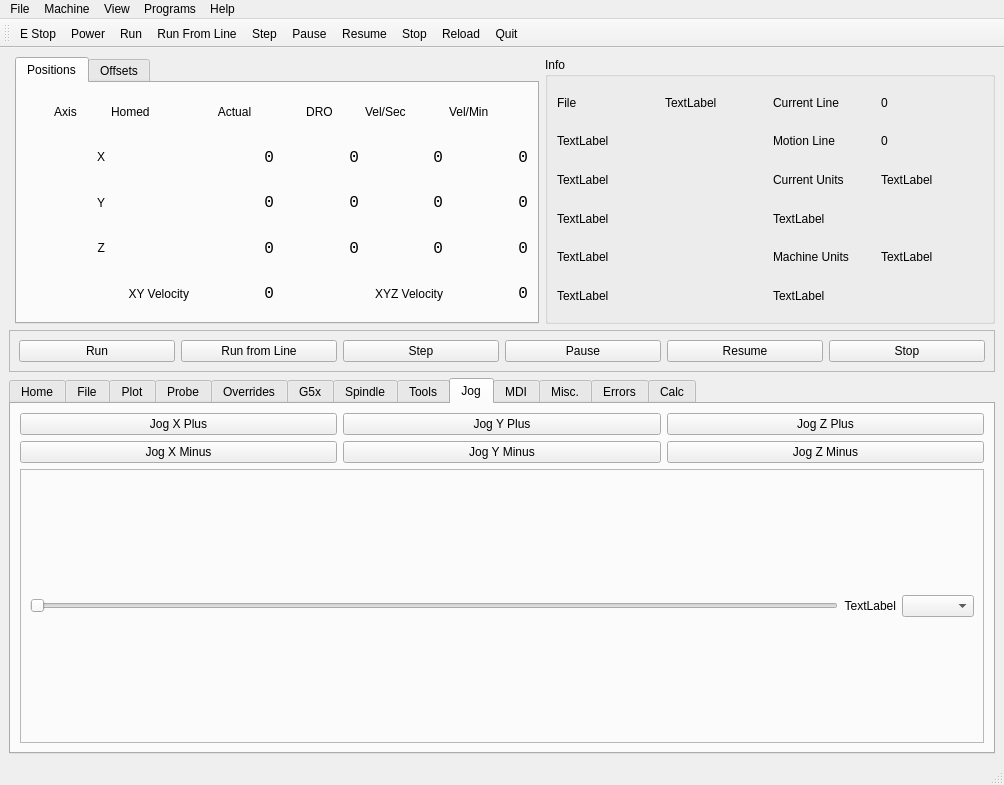
jethornton/flexgui, file examples/xyz/xyz.ui: the form before one commit.
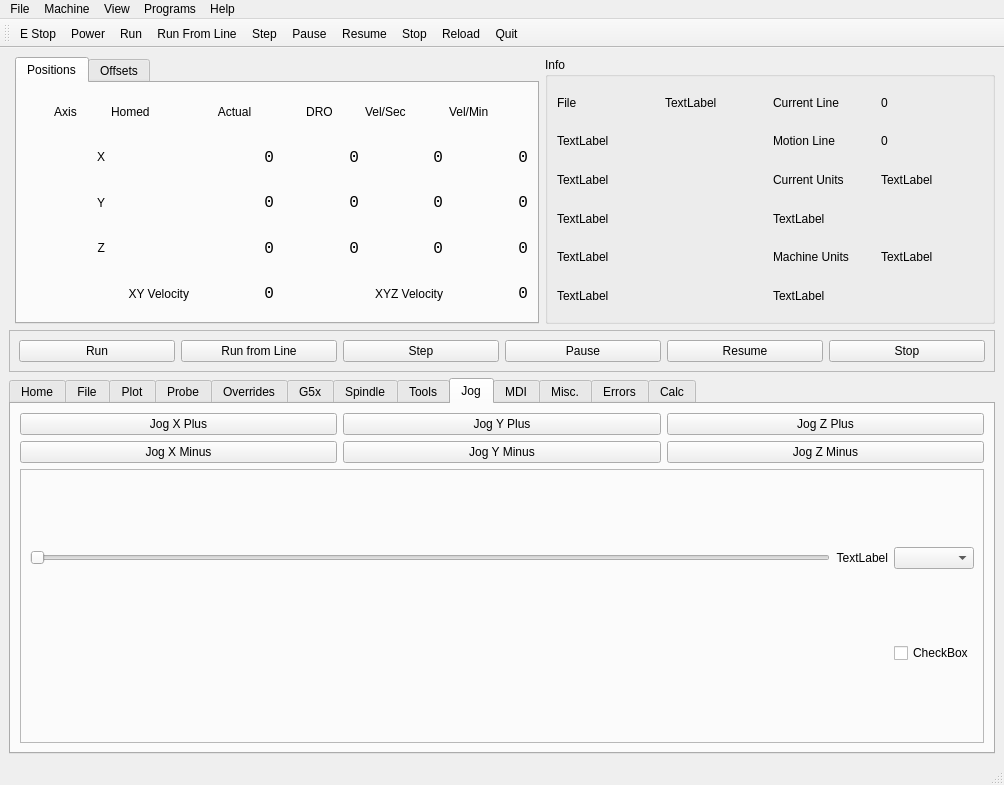
The form after the commit.

Diff of the .ui file:
```diff
--- a/examples/xyz/xyz.ui
+++ b/examples/xyz/xyz.ui
@@ -2435,10 +2435,10 @@
              </property>
             </widget>
            </item>
-           <item row="0" column="2">
+           <item row="0" column="3">
             <widget class="QComboBox" name="jog_modes_cb"/>
            </item>
-           <item row="0" column="1">
+           <item row="0" column="2">
             <widget class="QLabel" name="jog_vel_lb">
              <property name="text">
               <string>TextLabel</string>
@@ -2448,6 +2448,13 @@
              </property>
             </widget>
            </item>
+           <item row="1" column="3">
+            <widget class="QCheckBox" name="keyboard_jog_cb">
+             <property name="text">
+              <string>CheckBox</string>
+             </property>
+            </widget>
+           </item>
           </layout>
          </widget>
         </item>
```
